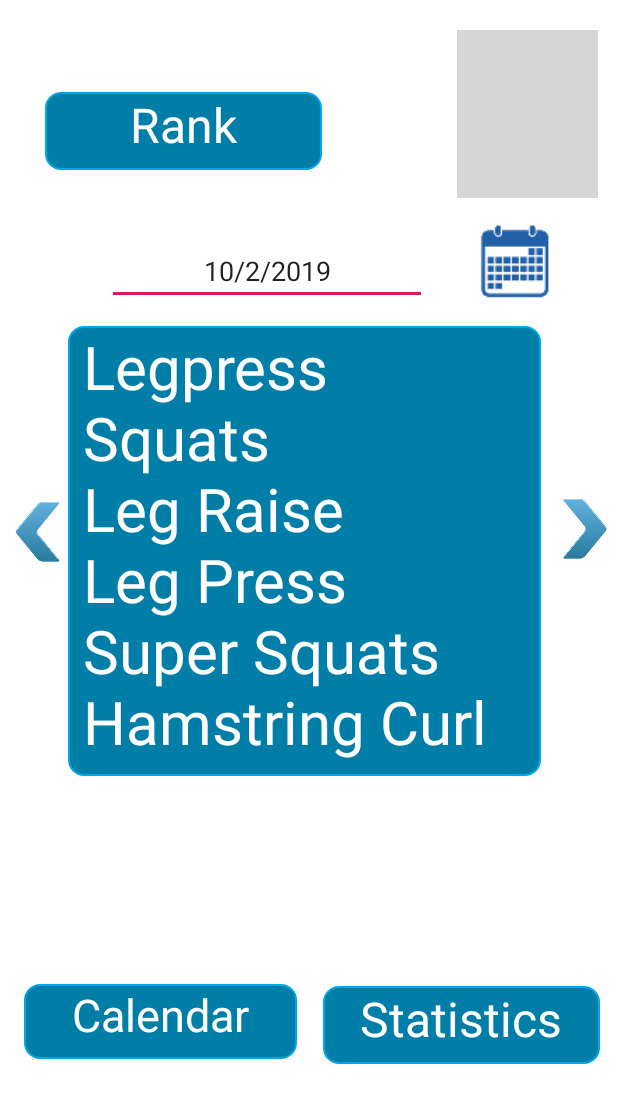
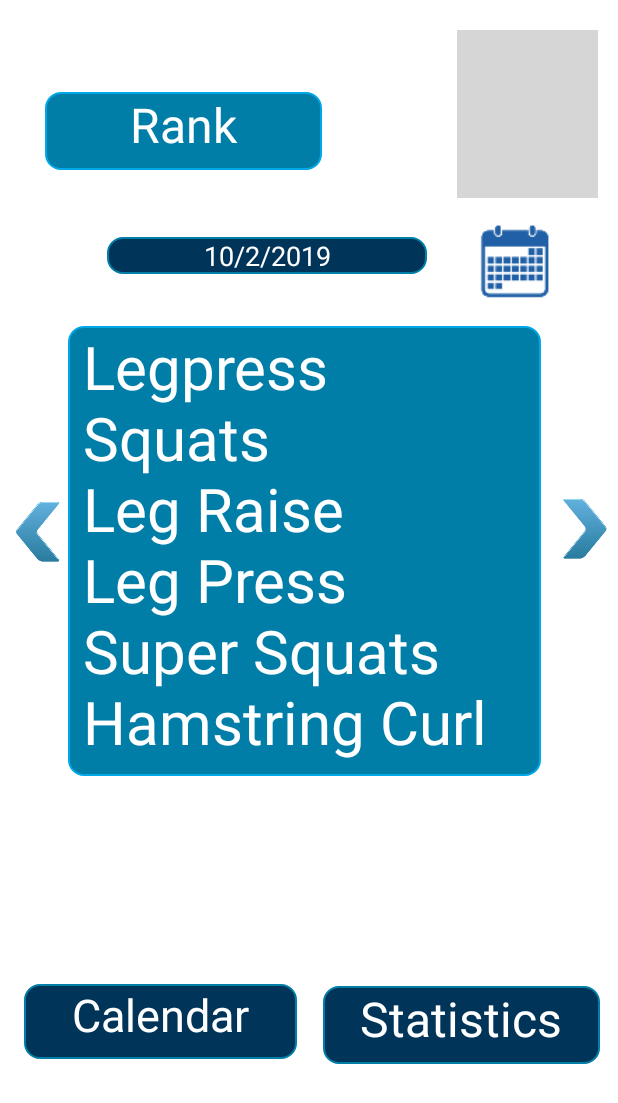
Before and after one commit to x64616e/Android-Mobile-Gym-App, an Android app: the layout landing.xml on its own in the app's theme, with its tools: preview values and no code run, on a phone screen of 412 x 824 dp. Shown: the top 1103 px of the screen. Run offline under Robolectric (Android 15) with nearby library versions, the phone set to English and light mode, and no system bars; grey boxes are pictures that could not be loaded.

Commit message:
updated
updated color

```diff
--- a/JImv2/app/src/main/res/layout/landing.xml
+++ b/JImv2/app/src/main/res/layout/landing.xml
@@ -123,7 +123,7 @@
         android:layout_marginTop="656dp"
         android:layout_marginEnd="214dp"
         android:layout_marginRight="214dp"
-        android:background="@drawable/rectangle"
+        android:background="@drawable/rectangledb"
         android:baselineAligned="false"
         android:text="Calendar"
         android:textAlignment="center"
@@ -141,7 +141,7 @@
         android:layout_marginTop="657dp"
         android:layout_marginEnd="12dp"
         android:layout_marginRight="12dp"
-        android:background="@drawable/rectangle"
+        android:background="@drawable/rectangledb"
         android:baselineAligned="false"
         android:text="Statistics"
         android:textAlignment="center"
@@ -158,6 +158,8 @@
         android:layout_marginStart="71dp"
         android:layout_marginLeft="71dp"
         android:layout_marginTop="158dp"
+        android:textColor="@color/white"
+        android:background="@drawable/rectangledb"
         android:ems="10"
         android:inputType="date"
         android:text="10/2/2019"
```
